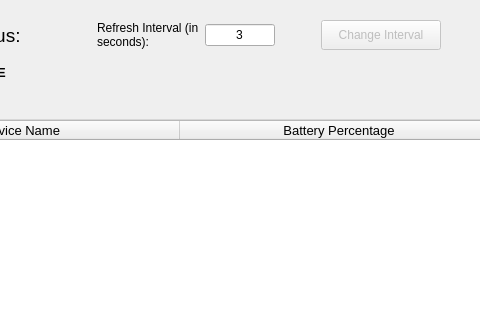
This is gui/design_template/interface_design.ui in TryingOutSomething/BatteryTrackerServer as Qt 5 draws it before an edit; both pictures show x 139 to 619 and y 0 to 320 of the 960 by 540 pixel window. The edited form follows.
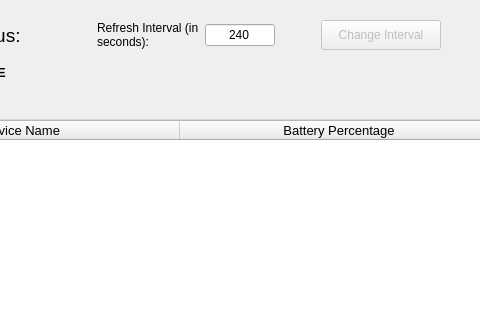
This is the edited form.

Commit message: refactor: updated default input value in gui

```diff
--- a/gui/design_template/interface_design.ui
+++ b/gui/design_template/interface_design.ui
@@ -199,7 +199,7 @@
              </size>
             </property>
             <property name="text">
-             <string>3</string>
+             <string>240</string>
             </property>
             <property name="cursorPosition">
              <number>1</number>
```
Left out of the diff: 2 changed lines with no effect on the pictures. The commit also changes 2 other files.
